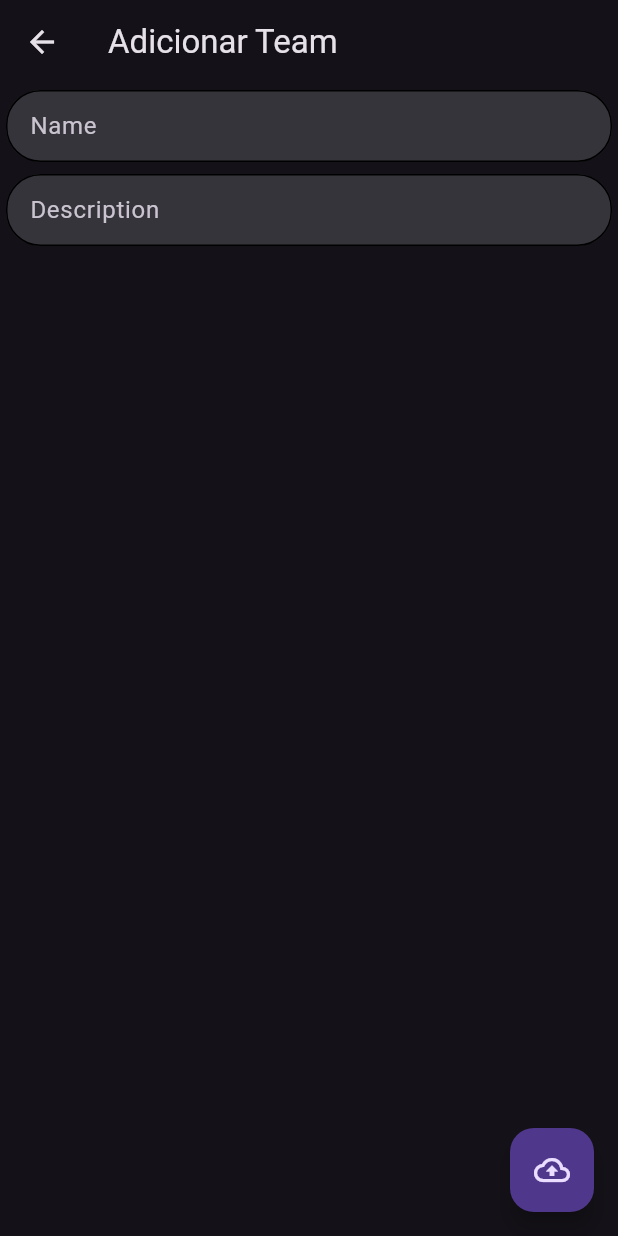
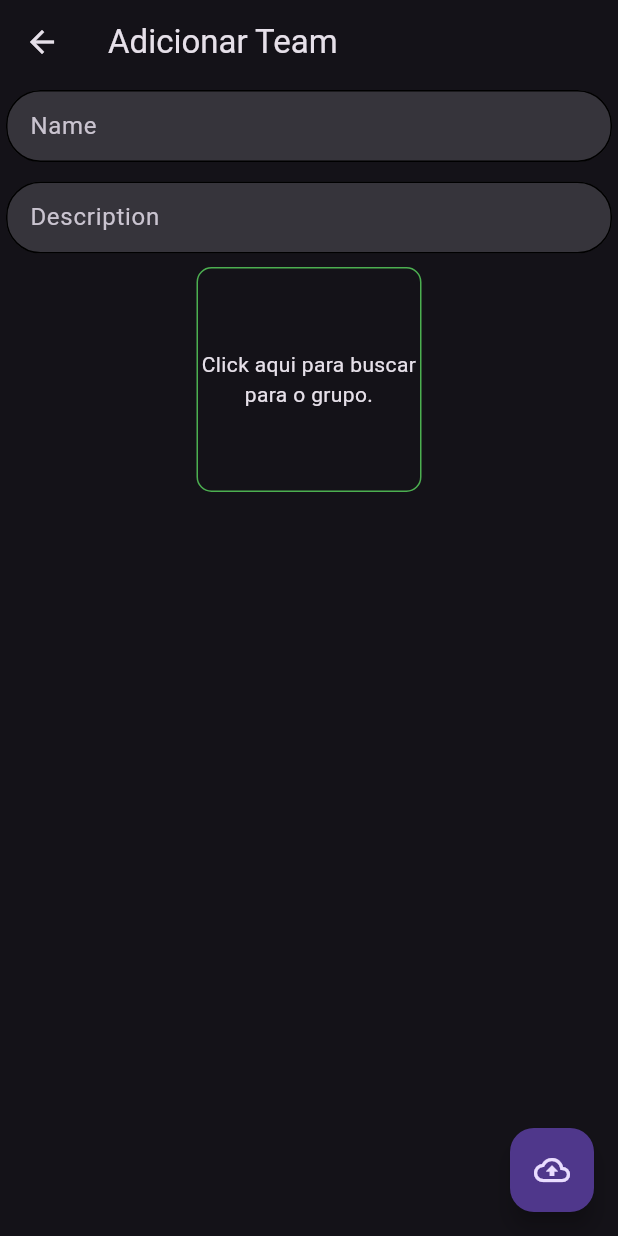
Before and after one commit to catalunha/repeatandlearnteacher, a Flutter app: the TeamSavePage screen opened by its route, on a phone screen of 412 x 824 dp. Run offline on Flutter 3.47's test engine with Material 2 defaults, Android fonts, the light colour scheme and no system bars; our stand-ins replace flutter_riverpod, freezed_annotation, go_router, image_picker, parse_server_sdk_flutter, riverpod_annotation; missing offline and left inert: validatorless; accounts and stored records are empty; generated files the repository leaves out were written again; network calls fail.

Commit message:
add team

```diff
--- a/lib/app/features/team/save/team_save_page.dart
+++ b/lib/app/features/team/save/team_save_page.dart
@@ -4,6 +4,7 @@ import 'package:go_router/go_router.dart';
 import 'package:validatorless/validatorless.dart';
 
 import '../../../core/models/team_model.dart';
+import '../../utils/app_import_image.dart';
 import '../../utils/app_mixin_loader.dart';
 import '../../utils/app_mixin_messages.dart';
 import '../../utils/app_textformfield.dart';
@@ -69,11 +70,22 @@ class _TeamSaveState extends ConsumerState<TeamSavePage> with Loader, Messages {
                 controller: _nameTEC,
                 validator: Validatorless.required('Name é obrigatório'),
               ),
+              const SizedBox(height: 5),
               AppTextFormField(
                 label: 'Description',
                 controller: _descriptionTEC,
                 validator: Validatorless.required('Description é obrigatório'),
               ),
+              const SizedBox(height: 5),
+              AppImportImage(
+                label: 'Click aqui para buscar para o grupo.',
+                imageUrl: widget.teamModel?.image,
+                setXFile: (value) =>
+                    ref.read(xFileProvider.notifier).state = value,
+                maxHeightImage: 150,
+                maxWidthImage: 100,
+              ),
+              const SizedBox(height: 70),
             ],
           ),
         ),
--- /dev/null
+++ b/lib/app/features/utils/app_import_image.dart
@@ -0,0 +1,114 @@
+import 'dart:io';
+
+import 'package:flutter/foundation.dart';
+import 'package:flutter/material.dart';
+import 'package:image_picker/image_picker.dart';
+
+class AppImportImage extends StatefulWidget {
+  final String label;
+  final String? imageUrl;
+  final Function(XFile?) setXFile;
+  final double? maxHeightImage;
+  final double? maxWidthImage;
+
+  const AppImportImage({
+    Key? key,
+    this.label = '',
+    this.imageUrl,
+    required this.setXFile,
+    this.maxHeightImage,
+    this.maxWidthImage,
+  }) : super(key: key);
+
+  @override
+  State<AppImportImage> createState() => _AppImportImageState();
+}
+
+class _AppImportImageState extends State<AppImportImage> {
+  final ImagePicker _picker = ImagePicker();
+  XFile? _xfile;
+  bool isLoading = false;
+  @override
+  Widget build(BuildContext context) {
+    return GestureDetector(
+      child: _xfile != null
+          ? Container(
+              width: 150,
+              height: 150,
+              decoration: BoxDecoration(
+                border: Border.all(color: Colors.blue),
+                borderRadius: BorderRadius.circular(10.0),
+              ),
+              child: kIsWeb
+                  ? Image.network(
+                      _xfile!.path,
+                      errorBuilder: (BuildContext context, Object exception,
+                          StackTrace? stackTrace) {
+                        return errorBuilderWidget();
+                      },
+                    )
+                  : Image.file(
+                      File(_xfile!.path),
+                      errorBuilder: (BuildContext context, Object exception,
+                          StackTrace? stackTrace) {
+                        return errorBuilderWidget();
+                      },
+                    ),
+            )
+          : widget.imageUrl == null
+              ? Container(
+                  width: 150,
+                  height: 150,
+                  decoration: BoxDecoration(
+                    border: Border.all(color: Colors.green),
+                    borderRadius: BorderRadius.circular(10.0),
+                  ),
+                  child: Center(
+                    child: Text(
+                      widget.label,
+                      textAlign: TextAlign.center,
+                    ),
+                  ),
+                )
+              : ClipRRect(
+                  borderRadius: BorderRadius.circular(10.0),
+                  child: Image.network(
+                    widget.imageUrl!,
+                    height: 150,
+                    width: 150,
+                    errorBuilder: (BuildContext context, Object exception,
+                        StackTrace? stackTrace) {
+                      return errorBuilderWidget();
+                    },
+                  ),
+                ),
+      onTap: () async {
+        final XFile? pickedFile = await _picker.pickImage(
+            source: ImageSource.gallery,
+            maxHeight: widget.maxHeightImage,
+            maxWidth: widget.maxWidthImage);
+
+        if (pickedFile != null) {
+          widget.setXFile(pickedFile);
+          setState(() {
+            _xfile = pickedFile;
+          });
+        }
+      },
+    );
+  }
+
+  Container errorBuilderWidget() {
+    return Container(
+      width: 150,
+      height: 150,
+      decoration: BoxDecoration(
+        border: Border.all(color: Colors.red),
+        borderRadius: BorderRadius.circular(10.0),
+      ),
+      child: const Center(
+        child: Text('Erro ao buscar esta imagem'),
+      ),
+    );
+  }
+}
--- a/pubspec.yaml
+++ b/pubspec.yaml
@@ -19,6 +19,9 @@ dependencies:
   go_router: ^7.0.1
   # Back4app
   parse_server_sdk_flutter: ^5.0.1
+  # image
+  image_picker: ^0.8.6+2
+  image_picker_for_web: ^2.1.10
   # outros
   validatorless: ^1.2.3
   intl: ^0.17.0
```
Also changed, not shown: lib/app/data/b4a/utils/xfile_to_parsefile.dart (added, +65 -0 lines), lib/app/features/team/save/controller/providers.dart (+21 -1 lines), lib/app/features/team/save/controller/providers.g.dart, pubspec.lock.
